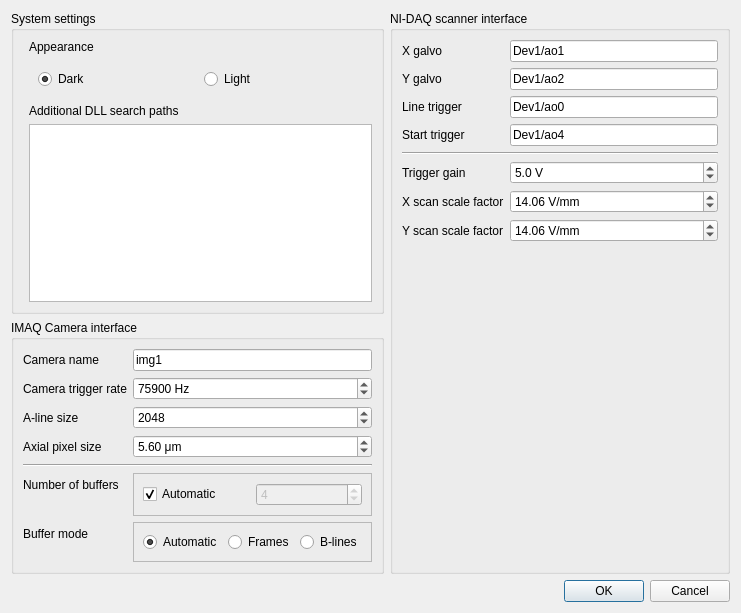
sstucker/OCTview, file src/main/resources/windows/ui/SettingsDialog.ui: the form before one commit.
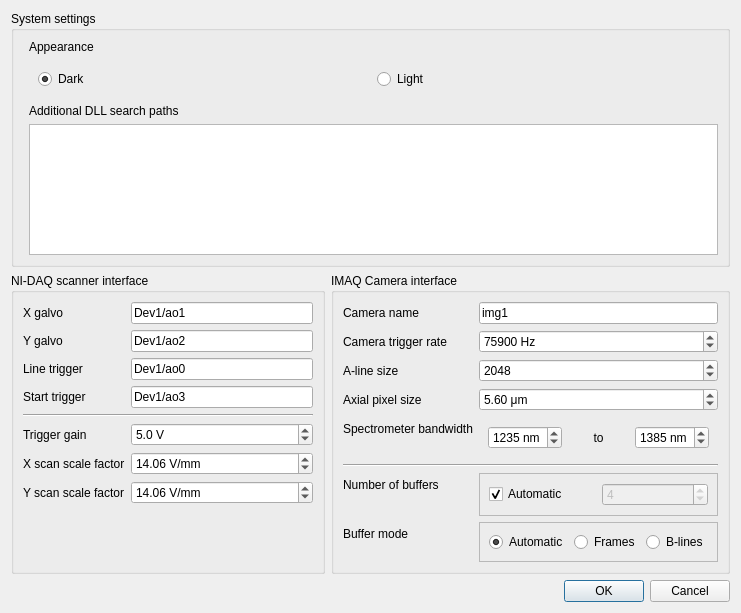
The form after the commit.

Commit message: Fixed B-line repeat processing. JSON metadata export. Spectrometer bandwidth display.

The edit to the form file:
```diff
--- a/src/main/resources/windows/ui/SettingsDialog.ui
+++ b/src/main/resources/windows/ui/SettingsDialog.ui
@@ -27,66 +27,154 @@
      </property>
     </widget>
    </item>
-   <item row="0" column="0">
-    <widget class="QGroupBox" name="groupSettings">
+   <item row="3" column="0">
+    <widget class="QGroupBox" name="groupDAC">
      <property name="title">
-      <string>System settings</string>
+      <string>NI-DAQ scanner interface</string>
      </property>
-     <layout class="QFormLayout" name="formLayout_3">
+     <layout class="QFormLayout" name="formLayout_2">
+      <item row="0" column="0">
+       <widget class="QLabel" name="labelXChName">
+        <property name="toolTip">
+         <string/>
+        </property>
+        <property name="text">
+         <string>X galvo</string>
+        </property>
+       </widget>
+      </item>
       <item row="0" column="1">
-       <widget class="QLabel" name="labelAppearance">
+       <widget class="QLineEdit" name="lineXChName">
         <property name="text">
-         <string>Appearance</string>
+         <string>Dev1/ao1</string>
+        </property>
+       </widget>
+      </item>
+      <item row="1" column="0">
+       <widget class="QLabel" name="labelYChName">
+        <property name="text">
+         <string>Y galvo</string>
         </property>
        </widget>
       </item>
       <item row="1" column="1">
-       <widget class="QFrame" name="frameTheme">
-        <layout class="QHBoxLayout" name="horizontalLayout">
-         <item>
-          <widget class="QRadioButton" name="radioDark">
-           <property name="text">
-            <string>Dark</string>
-           </property>
-           <property name="checked">
-            <bool>true</bool>
-           </property>
-          </widget>
-         </item>
-         <item>
-          <widget class="QRadioButton" name="radioLight">
-           <property name="text">
-            <string>Light</string>
-           </property>
-          </widget>
-         </item>
-        </layout>
+       <widget class="QLineEdit" name="lineYChName">
+        <property name="text">
+         <string>Dev1/ao2</string>
+        </property>
+       </widget>
+      </item>
+      <item row="2" column="0">
+       <widget class="QLabel" name="labelLineTrigChName">
+        <property name="text">
+         <string>Line trigger</string>
+        </property>
        </widget>
       </item>
       <item row="2" column="1">
-       <widget class="QLabel" name="labelDLLPaths">
-        <property name="toolTip">
-         <string>DLLs in these directories will be loaded on startup. These should point to installations of backend drivers such as IMAQ and NI-DAQmx.</string>
+       <widget class="QLineEdit" name="lineLineTrigChName">
+        <property name="text">
+         <string>Dev1/ao0</string>
         </property>
+       </widget>
+      </item>
+      <item row="3" column="0">
+       <widget class="QLabel" name="labelStartTrigChName">
         <property name="text">
-         <string>Additional DLL search paths</string>
+         <string>Start trigger</string>
         </property>
        </widget>
       </item>
       <item row="3" column="1">
-       <widget class="QTextEdit" name="textEditDLLPaths">
+       <widget class="QLineEdit" name="lineStartTrigChName">
+        <property name="text">
+         <string>Dev1/ao3</string>
+        </property>
+       </widget>
+      </item>
+      <item row="4" column="0" colspan="2">
+       <widget class="Line" name="line_2">
+        <property name="orientation">
+         <enum>Qt::Horizontal</enum>
+        </property>
+       </widget>
+      </item>
+      <item row="5" column="0">
+       <widget class="QLabel" name="labelTriggerGain">
+        <property name="text">
+         <string>Trigger gain</string>
+        </property>
+       </widget>
+      </item>
+      <item row="5" column="1">
+       <widget class="QDoubleSpinBox" name="spinTriggerGain">
         <property name="toolTip">
          <string>DLLs in these directories will be loaded on startup. These should point to installations of backend drivers such as IMAQ and NI-DAQmx.</string>
         </property>
-        <property name="lineWrapMode">
-         <enum>QTextEdit::NoWrap</enum>
+        <property name="suffix">
+         <string> V</string>
+        </property>
+        <property name="decimals">
+         <number>1</number>
+        </property>
+        <property name="singleStep">
+         <double>0.100000000000000</double>
+        </property>
+        <property name="value">
+         <double>5.000000000000000</double>
+        </property>
+       </widget>
+      </item>
+      <item row="6" column="0">
+       <widget class="QLabel" name="labelXScaleFactor">
+        <property name="text">
+         <string>X scan scale factor</string>
+        </property>
+       </widget>
+      </item>
+      <item row="7" column="0">
+       <widget class="QLabel" name="labelYScaleFactor">
+        <property name="text">
+         <string>Y scan scale factor</string>
+        </property>
+       </widget>
+      </item>
+      <item row="6" column="1">
+       <widget class="QDoubleSpinBox" name="spinXScaleFactor">
+        <property name="suffix">
+         <string> V/mm</string>
+        </property>
+        <property name="decimals">
+         <number>2</number>
+        </property>
+        <property name="singleStep">
+         <double>0.010000000000000</double>
+        </property>
+        <property name="value">
+         <double>14.060000000000000</double>
+        </property>
+       </widget>
+      </item>
+      <item row="7" column="1">
+       <widget class="QDoubleSpinBox" name="spinYScaleFactor">
+        <property name="suffix">
+         <string> V/mm</string>
+        </property>
+        <property name="decimals">
+         <number>2</number>
+        </property>
+        <property name="singleStep">
+         <double>0.010000000000000</double>
+        </property>
+        <property name="value">
+         <double>14.060000000000000</double>
         </property>
        </widget>
       </item>
      </layout>
     </widget>
    </item>
-   <item row="1" column="0">
+   <item row="3" column="1">
     <widget class="QGroupBox" name="groupCamera">
      <property name="title">
       <string>IMAQ Camera interface</string>
@@ -181,21 +269,21 @@
         </property>
        </widget>
       </item>
-      <item row="5" column="0" colspan="2">
+      <item row="6" column="0" colspan="2">
        <widget class="Line" name="line">
         <property name="orientation">
          <enum>Qt::Horizontal</enum>
         </property>
        </widget>
       </item>
-      <item row="6" column="0">
+      <item row="7" column="0">
        <widget class="QLabel" name="label">
         <property name="text">
          <string>Number of buffers</string>
         </property>
        </widget>
       </item>
-      <item row="6" column="1">
+      <item row="7" column="1">
        <widget class="QFrame" name="frameBufferNumber">
         <property name="frameShape">
          <enum>QFrame::StyledPanel</enum>
@@ -227,14 +315,14 @@
         </layout>
        </widget>
       </item>
-      <item row="7" column="0">
+      <item row="8" column="0">
        <widget class="QLabel" name="labelBufferMode">
         <property name="text">
          <string>Buffer mode</string>
         </property>
        </widget>
       </item>
-      <item row="7" column="1">
+      <item row="8" column="1">
        <widget class="QFrame" name="frameBufferMode">
         <property name="frameShape">
          <enum>QFrame::StyledPanel</enum>
@@ -270,147 +358,126 @@
         </layout>
        </widget>
       </item>
+      <item row="5" column="0">
+       <widget class="QLabel" name="labelSpectrometerRange">
+        <property name="text">
+         <string>Spectrometer bandwidth</string>
+        </property>
+       </widget>
+      </item>
+      <item row="5" column="1">
+       <widget class="QFrame" name="frame">
+        <property name="frameShape">
+         <enum>QFrame::NoFrame</enum>
+        </property>
+        <property name="frameShadow">
+         <enum>QFrame::Plain</enum>
+        </property>
+        <layout class="QHBoxLayout" name="horizontalLayout_4">
+         <item>
+          <widget class="QSpinBox" name="spinSpectrometerLow">
+           <property name="suffix">
+            <string> nm</string>
+           </property>
+           <property name="minimum">
+            <number>1</number>
+           </property>
+           <property name="maximum">
+            <number>6000</number>
+           </property>
+           <property name="value">
+            <number>1235</number>
+           </property>
+          </widget>
+         </item>
+         <item>
+          <widget class="QLabel" name="labelSpectrometerTo">
+           <property name="layoutDirection">
+            <enum>Qt::LeftToRight</enum>
+           </property>
+           <property name="text">
+            <string>to</string>
+           </property>
+           <property name="alignment">
+            <set>Qt::AlignCenter</set>
+           </property>
+          </widget>
+         </item>
+         <item>
+          <widget class="QSpinBox" name="spinSpectrometerHigh">
+           <property name="suffix">
+            <string> nm</string>
+           </property>
+           <property name="minimum">
+            <number>100</number>
+           </property>
+           <property name="maximum">
+            <number>8000</number>
+           </property>
+           <property name="value">
+            <number>1385</number>
+           </property>
+          </widget>
+         </item>
+        </layout>
+       </widget>
+      </item>
      </layout>
     </widget>
    </item>
-   <item row="0" column="1" rowspan="2">
-    <widget class="QGroupBox" name="groupDAC">
+   <item row="0" column="0" colspan="2">
+    <widget class="QGroupBox" name="groupSettings">
      <property name="title">
-      <string>NI-DAQ scanner interface</string>
+      <string>System settings</string>
      </property>
-     <layout class="QFormLayout" name="formLayout_2">
-      <item row="0" column="0">
-       <widget class="QLabel" name="labelXChName">
-        <property name="toolTip">
-         <string/>
-        </property>
-        <property name="text">
-         <string>X galvo</string>
-        </property>
-       </widget>
-      </item>
+     <layout class="QFormLayout" name="formLayout_3">
       <item row="0" column="1">
-       <widget class="QLineEdit" name="lineXChName">
+       <widget class="QLabel" name="labelAppearance">
         <property name="text">
-         <string>Dev1/ao1</string>
-        </property>
-       </widget>
-      </item>
-      <item row="1" column="0">
-       <widget class="QLabel" name="labelYChName">
-        <property name="text">
-         <string>Y galvo</string>
+         <string>Appearance</string>
         </property>
        </widget>
       </item>
       <item row="1" column="1">
-       <widget class="QLineEdit" name="lineYChName">
-        <property name="text">
-         <string>Dev1/ao2</string>
-        </property>
-       </widget>
-      </item>
-      <item row="2" column="0">
-       <widget class="QLabel" name="labelLineTrigChName">
-        <property name="text">
-         <string>Line trigger</string>
-        </property>
+       <widget class="QFrame" name="frameTheme">
+        <layout class="QHBoxLayout" name="horizontalLayout">
+         <item>
+          <widget class="QRadioButton" name="radioDark">
+           <property name="text">
+            <string>Dark</string>
+           </property>
+           <property name="checked">
+            <bool>true</bool>
+           </property>
+          </widget>
+         </item>
+         <item>
+          <widget class="QRadioButton" name="radioLight">
+           <property name="text">
+            <string>Light</string>
+           </property>
+          </widget>
+         </item>
+        </layout>
        </widget>
       </item>
       <item row="2" column="1">
-       <widget class="QLineEdit" name="lineLineTrigChName">
-        <property name="text">
-         <string>Dev1/ao0</string>
+       <widget class="QLabel" name="labelDLLPaths">
+        <property name="toolTip">
+         <string>DLLs in these directories will be loaded on startup. These should point to installations of backend drivers such as IMAQ and NI-DAQmx.</string>
         </property>
-       </widget>
-      </item>
-      <item row="3" column="0">
-       <widget class="QLabel" name="labelStartTrigChName">
         <property name="text">
-         <string>Start trigger</string>
+         <string>Additional DLL search paths</string>
         </property>
        </widget>
       </item>
       <item row="3" column="1">
-       <widget class="QLineEdit" name="lineStartTrigChName">
-        <property name="text">
-         <string>Dev1/ao4</string>
+       <widget class="QTextEdit" name="textEditDLLPaths">
+        <property name="toolTip">
+         <string>DLLs in these directories will be loaded on startup. These should point to installations of backend drivers such as IMAQ and NI-DAQmx.</string>
         </property>
-       </widget>
-      </item>
-      <item row="4" column="0" colspan="2">
-       <widget class="Line" name="line_2">
-        <property name="orientation">
-         <enum>Qt::Horizontal</enum>
-        </property>
-       </widget>
-      </item>
-      <item row="5" column="0">
-       <widget class="QLabel" name="labelTriggerGain">
-        <property name="text">
-         <string>Trigger gain</string>
-        </property>
-       </widget>
-      </item>
-      <item row="5" column="1">
-       <widget class="QDoubleSpinBox" name="spinTriggerGain">
-        <property name="suffix">
-         <string> V</string>
-        </property>
-        <property name="decimals">
-         <number>1</number>
-        </property>
-        <property name="singleStep">
-         <double>0.100000000000000</double>
-        </property>
-        <property name="value">
-         <double>5.000000000000000</double>
-        </property>
-       </widget>
-      </item>
-      <item row="6" column="0">
-       <widget class="QLabel" name="labelXScaleFactor">
-        <property name="text">
-         <string>X scan scale factor</string>
-        </property>
-       </widget>
-      </item>
-      <item row="7" column="0">
-       <widget class="QLabel" name="labelYScaleFactor">
-        <property name="text">
-         <string>Y scan scale factor</string>
-        </property>
-       </widget>
-      </item>
-      <item row="6" column="1">
-       <widget class="QDoubleSpinBox" name="spinXScaleFactor">
-        <property name="suffix">
-         <string> V/mm</string>
-        </property>
-        <property name="decimals">
-         <number>2</number>
-        </property>
-        <property name="singleStep">
-         <double>0.010000000000000</double>
-        </property>
-        <property name="value">
-         <double>14.060000000000000</double>
-        </property>
-       </widget>
-      </item>
-      <item row="7" column="1">
-       <widget class="QDoubleSpinBox" name="spinYScaleFactor">
-        <property name="suffix">
-         <string> V/mm</string>
-        </property>
-        <property name="decimals">
-         <number>2</number>
-        </property>
-        <property name="singleStep">
-         <double>0.010000000000000</double>
-        </property>
-        <property name="value">
-         <double>14.060000000000000</double>
+        <property name="lineWrapMode">
+         <enum>QTextEdit::NoWrap</enum>
         </property>
        </widget>
       </item>
```
Left out of the diff: 4 changed lines with no effect on the pictures. The commit also changes 13 other files.
